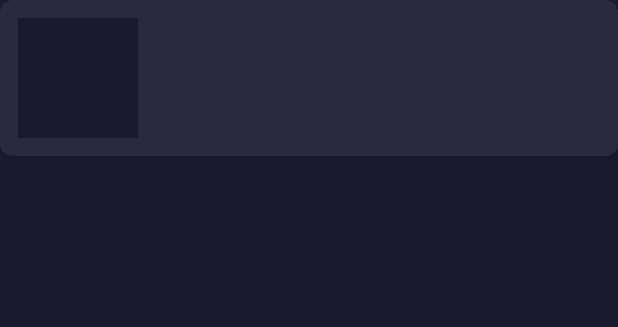
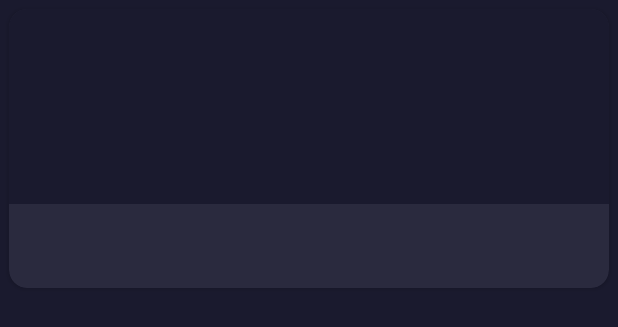
Before and after one commit to martzb/vinilos-movile-app, an Android app: the layout item_album_recent.xml on its own in the app's theme, with its tools: preview values and no code run, on a phone screen of 412 x 824 dp. Shown: the top 327 px of the screen. Run offline under Robolectric (Android 15) with nearby library versions, the light colour scheme and no system bars.

Commit message:
🐛 Fix(item_album_recent): corregir diseño de tarjetas en sección

```diff
--- a/app/src/main/res/layout/fragment_album_list.xml
+++ b/app/src/main/res/layout/fragment_album_list.xml
@@ -117,7 +117,7 @@
                 android:id="@+id/rv_recent"
                 android:layout_width="match_parent"
                 android:layout_height="wrap_content"
-                android:paddingHorizontal="20dp"
+                android:paddingHorizontal="14dp"
                 android:paddingBottom="80dp"
                 android:clipToPadding="false"
                 android:nestedScrollingEnabled="false" />
--- a/app/src/main/res/layout/item_album_recent.xml
+++ b/app/src/main/res/layout/item_album_recent.xml
@@ -4,65 +4,63 @@
     xmlns:app="http://schemas.android.com/apk/res-auto"
     android:layout_width="match_parent"
     android:layout_height="wrap_content"
-    android:layout_marginBottom="12dp"
-    app:cardCornerRadius="8dp"
+    android:layout_margin="6dp"
+    app:cardCornerRadius="12dp"
     app:cardElevation="2dp"
     app:cardBackgroundColor="@color/card_background">
 
     <LinearLayout
         android:layout_width="match_parent"
         android:layout_height="wrap_content"
-        android:orientation="horizontal"
-        android:padding="12dp">
+        android:orientation="vertical"
+        android:padding="0dp">
 
-        <!-- Portada del álbum -->
         <ImageView
             android:id="@+id/iv_cover"
-            android:layout_width="80dp"
-            android:layout_height="80dp"
+            android:layout_width="match_parent"
+            android:layout_height="130dp"
             android:scaleType="centerCrop"
             android:contentDescription="@string/album_cover_desc"
             android:background="@color/background_dark" />
 
-        <!-- Información del álbum -->
         <LinearLayout
-            android:layout_width="0dp"
+            android:layout_width="match_parent"
             android:layout_height="wrap_content"
-            android:layout_weight="1"
             android:orientation="vertical"
-            android:layout_marginStart="12dp">
+            android:paddingHorizontal="10dp"
+            android:paddingTop="8dp"
+            android:paddingBottom="10dp">
 
-            <!-- Nombre del álbum -->
             <TextView
                 android:id="@+id/tv_album_name"
-                android:layout_width="wrap_content"
+                android:layout_width="match_parent"
                 android:layout_height="wrap_content"
                 android:textColor="@color/text_primary"
-                android:textSize="16sp"
+                android:textSize="14sp"
                 android:textStyle="bold"
                 android:maxLines="1"
-                android:ellipsize="end"/>
+                android:ellipsize="end" />
 
-            <!-- Sello discográfico -->
             <TextView
                 android:id="@+id/tv_album_artist"
-                android:layout_width="wrap_content"
-                android:layout_height="wrap_content"
-                android:textColor="@color/text_secondary"
-                android:textSize="14sp"
-                android:maxLines="1"
-                android:ellipsize="end"/>
-
-            <!-- Fecha de lanzamiento -->
-            <TextView
-                android:id="@+id/tv_album_date"
-                android:layout_width="wrap_content"
+                android:layout_width="match_parent"
                 android:layout_height="wrap_content"
                 android:textColor="@color/text_secondary"
                 android:textSize="12sp"
                 android:maxLines="1"
                 android:ellipsize="end"
-                android:layout_marginTop="4dp"/>
+                android:layout_marginTop="2dp" />
+
+            <TextView
+                android:id="@+id/tv_album_date"
+                android:layout_width="match_parent"
+                android:layout_height="wrap_content"
+                android:textColor="@color/text_secondary"
+                android:textSize="11sp"
+                android:maxLines="1"
+                android:ellipsize="end"
+                android:visibility="gone" />
+
         </LinearLayout>
     </LinearLayout>
 </androidx.cardview.widget.CardView>
```
